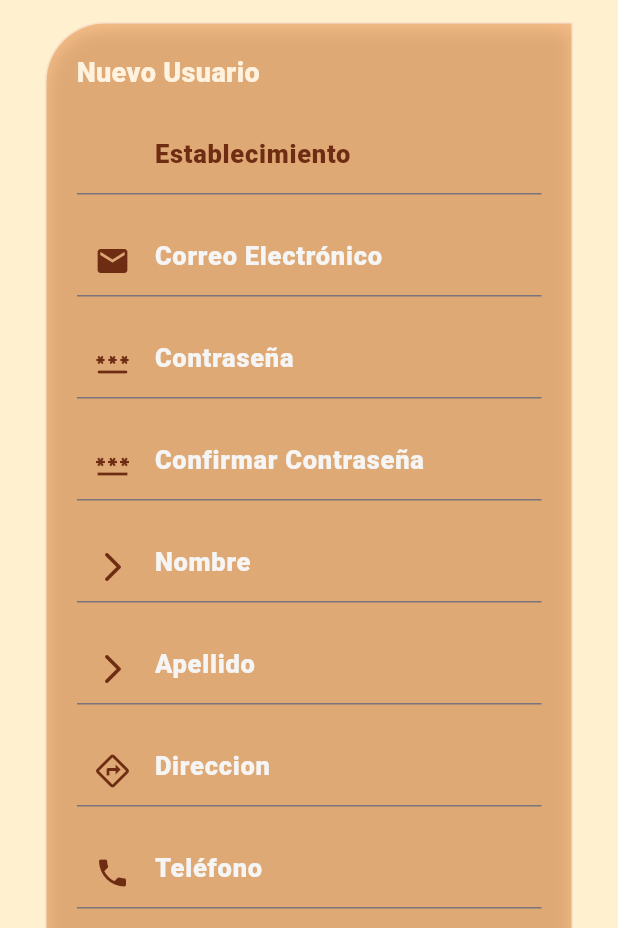
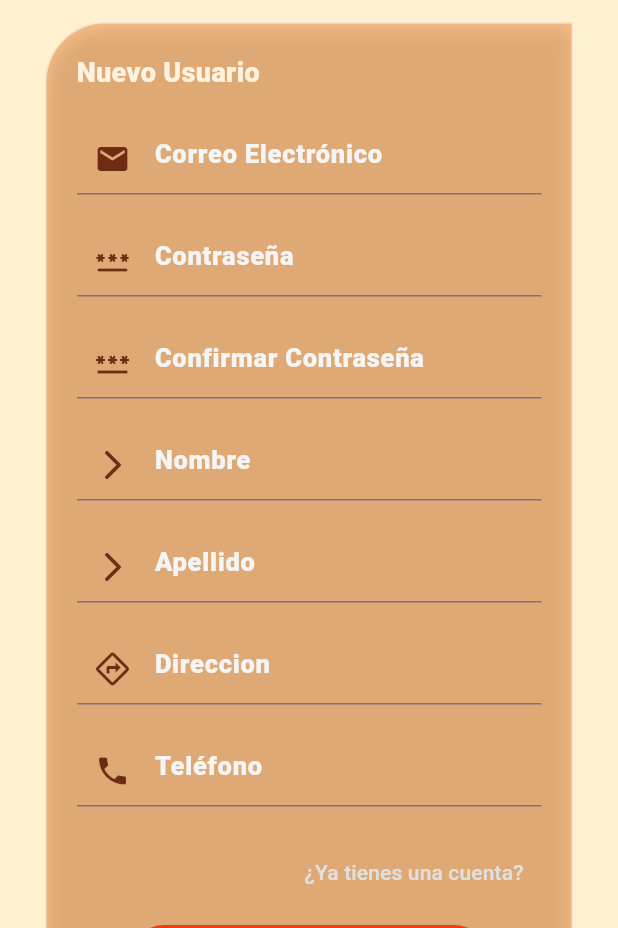
Before and after one commit to SorianoBrandon/QuickBites, a Flutter app: the screen it shows after launch, after a tap on the "person add alt" icon, on a phone screen of 412 x 824 dp, the part 308-1236 px from its top. Run offline on Flutter 3.47's test engine with Material 3 defaults, Android fonts, the phone set to English and light mode, and no system bars; our stand-ins replace cloud_firestore, firebase_auth, firebase_core, font_awesome_flutter; accounts and stored records are empty.

```diff
--- a/quickbites_app/lib/src/widgets/column_register.dart
+++ b/quickbites_app/lib/src/widgets/column_register.dart
@@ -11,10 +11,11 @@ class ColumnRegister extends StatefulWidget {
 
 class _ColumnRegisterState extends State<ColumnRegister> {
   final TextEditingController emailController = TextEditingController();
- //--------------
+  //--------------
   final TextEditingController passwordController = TextEditingController();
- //-------------------
-  final TextEditingController confirmPasswordController = TextEditingController();
+  //-------------------
+  final TextEditingController confirmPasswordController =
+      TextEditingController();
 
   final TextEditingController nameController = TextEditingController();
 
@@ -23,9 +24,7 @@ class _ColumnRegisterState extends State<ColumnRegister> {
   final TextEditingController addressController = TextEditingController();
 
   final TextEditingController phoneController = TextEditingController();
-
-  final TextEditingController establecimientoController = TextEditingController();
- //------------------------
+  //------------------------
   @override
   Widget build(BuildContext context) {
     return Column(
@@ -39,15 +38,6 @@ class _ColumnRegisterState extends State<ColumnRegister> {
               fontSize: 18,
               fontWeight: FontWeight.w900,
             ),
-          ),
-        ),
-        const SizedBox(height: 20),
-
-        // Establecimiento
-        Center(
-          child: textField(
-            controler: establecimientoController,
-            texto: 'Establecimiento',
           ),
         ),
         const SizedBox(height: 20),
@@ -123,14 +113,12 @@ class _ColumnRegisterState extends State<ColumnRegister> {
         // Botón Entrar
         ElevatedButton(
           onPressed: () async {
-
             if (emailController.text.trim().isEmpty ||
                 passwordController.text.trim().isEmpty ||
                 nameController.text.trim().isEmpty ||
                 lastNameController.text.trim().isEmpty ||
                 addressController.text.trim().isEmpty ||
-                phoneController.text.trim().isEmpty ||
-                establecimientoController.text.trim().isEmpty) {
+                phoneController.text.trim().isEmpty) {
               // Mostrar un mensaje de error si algún campo está vacío
               ScaffoldMessenger.of(context).showSnackBar(
                 const SnackBar(
@@ -159,7 +147,7 @@ class _ColumnRegisterState extends State<ColumnRegister> {
               apellido: lastNameController.text,
               direccion: addressController.text,
               telefono: phoneController.text,
-              establecimiento: establecimientoController.text,
+              establecimiento: '',
               context: context,
             );
 
@@ -169,7 +157,6 @@ class _ColumnRegisterState extends State<ColumnRegister> {
             lastNameController.text = "";
             addressController.text = "";
             phoneController.text = "";
-            establecimientoController.text = "";
             confirmPasswordController.text = "";
           },
           style: ElevatedButton.styleFrom(
--- a/quickbites_app/pubspec.yaml
+++ b/quickbites_app/pubspec.yaml
@@ -13,6 +13,7 @@ dependencies:
   firebase_core: ^3.13.0
   firebase_auth: ^5.3.1
   cloud_firestore: ^5.4.4
+  crypto: ^3.0.6
 
 dev_dependencies:
   flutter_test:
```
Also changed, not shown: quickbites_app/lib/src/auth/auth_register.dart (+10 -12 lines), quickbites_app/pubspec.lock, 3 other files.
